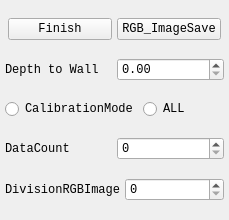
First picture: the form in src/ui/Control/control.ui, repository somabuggy2020/ONGAProject, before the edit.
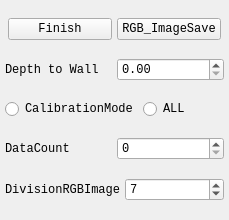
Second picture: the form after the edit.

```diff
--- a/src/ui/Control/control.ui
+++ b/src/ui/Control/control.ui
@@ -130,7 +130,11 @@
       </widget>
      </item>
      <item>
-      <widget class="QSpinBox" name="dividednum"/>
+      <widget class="QSpinBox" name="dividednum">
+       <property name="value">
+        <number>7</number>
+       </property>
+      </widget>
      </item>
     </layout>
    </item>
```
